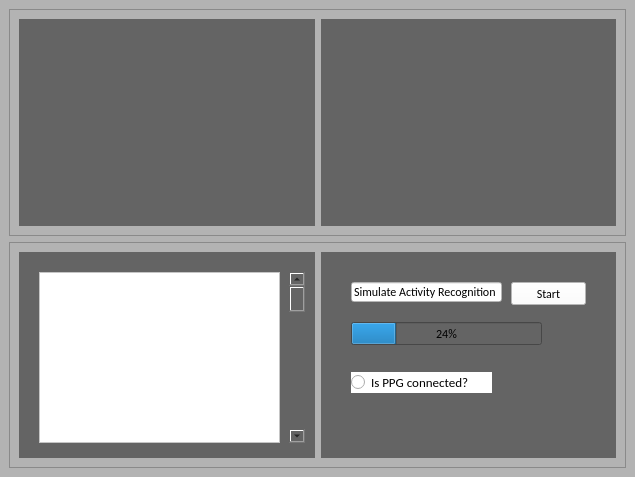
Ticketedmoon/human-activity-recognition-using-wrist-mounted-sensors-based-on-symbolic-aggregate-approximation, file src/code/desktop-GUI-development/main.ui: the form before one commit.
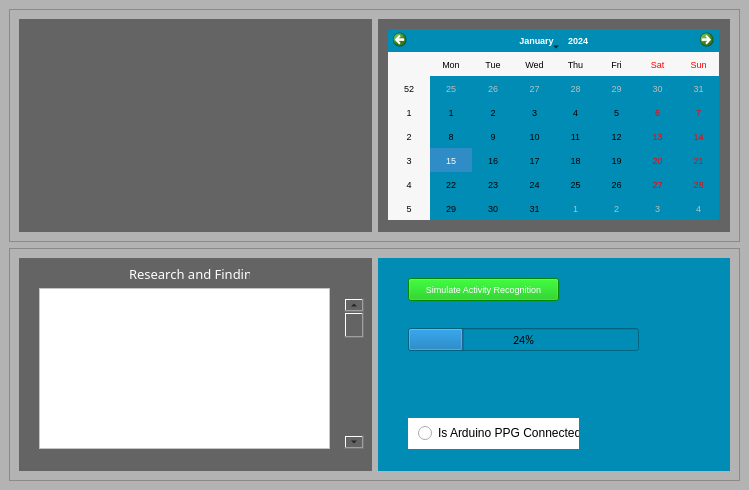
The form after the commit.

The edit to the form file:
```diff
--- a/src/code/desktop-GUI-development/main.ui
+++ b/src/code/desktop-GUI-development/main.ui
@@ -6,8 +6,8 @@
    <rect>
     <x>0</x>
     <y>0</y>
-    <width>635</width>
-    <height>477</height>
+    <width>749</width>
+    <height>490</height>
    </rect>
   </property>
   <property name="windowTitle">
@@ -45,6 +45,28 @@
          <property name="styleSheet">
           <string notr="true">background-color: rgb(100, 100, 100);</string>
          </property>
+         <widget class="QCalendarWidget" name="calendarWidget">
+          <property name="geometry">
+           <rect>
+            <x>10</x>
+            <y>10</y>
+            <width>331</width>
+            <height>191</height>
+           </rect>
+          </property>
+          <property name="font">
+           <font>
+            <family>Arial</family>
+            <pointsize>7</pointsize>
+           </font>
+          </property>
+          <property name="autoFillBackground">
+           <bool>false</bool>
+          </property>
+          <property name="styleSheet">
+           <string notr="true">background-color: rgb(0, 140, 180);</string>
+          </property>
+         </widget>
         </widget>
        </item>
       </layout>
@@ -67,10 +89,10 @@
          <widget class="QScrollBar" name="verticalScrollBar">
           <property name="geometry">
            <rect>
-            <x>270</x>
-            <y>20</y>
-            <width>16</width>
-            <height>171</height>
+            <x>325</x>
+            <y>40</y>
+            <width>20</width>
+            <height>151</height>
            </rect>
           </property>
           <property name="orientation">
@@ -81,28 +103,58 @@
           <property name="geometry">
            <rect>
             <x>20</x>
-            <y>20</y>
-            <width>241</width>
-            <height>171</height>
+            <y>30</y>
+            <width>291</width>
+            <height>161</height>
            </rect>
           </property>
           <property name="styleSheet">
            <string notr="true">background-color: rgb(255, 255, 255);</string>
           </property>
          </widget>
+         <widget class="QLabel" name="label">
+          <property name="geometry">
+           <rect>
+            <x>110</x>
+            <y>6</y>
+            <width>121</width>
+            <height>20</height>
+           </rect>
+          </property>
+          <property name="font">
+           <font>
+            <family>Dubai Light</family>
+            <pointsize>10</pointsize>
+            <weight>50</weight>
+            <bold>false</bold>
+           </font>
+          </property>
+          <property name="layoutDirection">
+           <enum>Qt::LeftToRight</enum>
+          </property>
+          <property name="styleSheet">
+           <string notr="true">color: rgb(255, 255, 255)</string>
+          </property>
+          <property name="text">
+           <string>Research and Findings</string>
+          </property>
+         </widget>
         </widget>
        </item>
        <item>
         <widget class="QWidget" name="widget_3" native="true">
+         <property name="autoFillBackground">
+          <bool>false</bool>
+         </property>
          <property name="styleSheet">
-          <string notr="true">background-color: rgb(100, 100, 100);</string>
+          <string notr="true">background-color: rgb(0, 140, 180);</string>
          </property>
          <widget class="QProgressBar" name="progressBar">
           <property name="geometry">
            <rect>
             <x>30</x>
             <y>70</y>
-            <width>191</width>
+            <width>231</width>
             <height>23</height>
            </rect>
           </property>
@@ -115,73 +167,54 @@
            <number>24</number>
           </property>
          </widget>
-         <widget class="QPushButton" name="pushButton">
-          <property name="geometry">
-           <rect>
-            <x>190</x>
-            <y>30</y>
-            <width>75</width>
-            <height>23</height>
-           </rect>
-          </property>
-          <property name="font">
-           <font>
-            <family>Calibri</family>
-           </font>
-          </property>
-          <property name="styleSheet">
-           <string notr="true">background-color: rgb(255, 255, 255);</string>
-          </property>
-          <property name="text">
-           <string>Start</string>
-          </property>
-         </widget>
-         <widget class="QLineEdit" name="lineEdit">
+         <widget class="QPushButton" name="simulate_button">
           <property name="geometry">
            <rect>
             <x>30</x>
-            <y>30</y>
+            <y>20</y>
             <width>151</width>
-            <height>20</height>
+            <height>23</height>
            </rect>
           </property>
           <property name="font">
            <font>
-            <family>Calibri</family>
-            <weight>50</weight>
-            <italic>false</italic>
-            <bold>false</bold>
-            <kerning>true</kerning>
+            <family>Arial</family>
+            <pointsize>7</pointsize>
            </font>
           </property>
           <property name="styleSheet">
-           <string notr="true">background-color: rgb(255, 255, 255);</string>
+           <string notr="true">background-color: rgb(0, 190, 0);
+color: white;</string>
           </property>
           <property name="text">
            <string>Simulate Activity Recognition</string>
           </property>
          </widget>
-         <widget class="QRadioButton" name="radioButton">
+         <widget class="QWidget" name="widget_5" native="true">
           <property name="geometry">
            <rect>
             <x>30</x>
-            <y>120</y>
-            <width>141</width>
-            <height>21</height>
+            <y>160</y>
+            <width>171</width>
+            <height>31</height>
            </rect>
           </property>
-          <property name="font">
-           <font>
-            <family>Calibri</family>
-            <pointsize>10</pointsize>
-           </font>
-          </property>
           <property name="styleSheet">
-           <string notr="true">background-color: rgb(255, 255, 255);</string>
+           <string notr="true">background-color: rgb(255, 255, 255)</string>
           </property>
-          <property name="text">
-           <string>Is PPG connected?</string>
-          </property>
+          <widget class="QRadioButton" name="radioButton">
+           <property name="geometry">
+            <rect>
+             <x>10</x>
+             <y>5</y>
+             <width>161</width>
+             <height>20</height>
+            </rect>
+           </property>
+           <property name="text">
+            <string>Is Arduino PPG Connected?</string>
+           </property>
+          </widget>
          </widget>
         </widget>
        </item>
```
Left out of the diff: 13 changed lines with no effect on the pictures.
